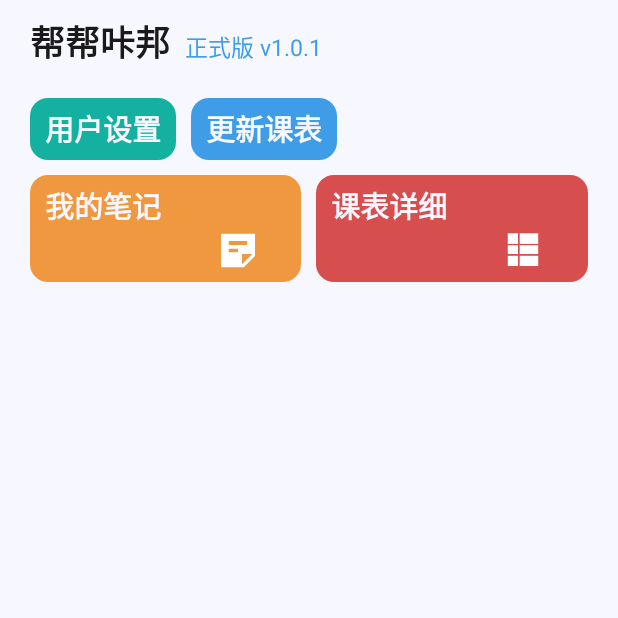
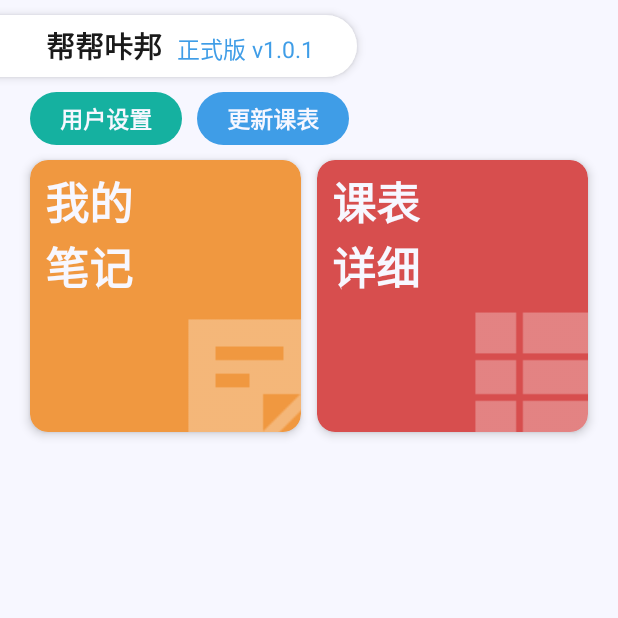
Before and after one commit to PPPoria/BBKB-Class-Schedule, an Android app: the screen it shows after launch (MainActivity), on a phone screen of 412 x 824 dp, the top half of it. Run offline under Robolectric (Android 15) with nearby library versions, the phone set to English and light mode, and no system bars.

```diff
--- a/app/src/main/java/com/bbkb/sc/ui/activity/MainActivity.kt
+++ b/app/src/main/java/com/bbkb/sc/ui/activity/MainActivity.kt
@@ -23,12 +23,12 @@ class MainActivity : BaseActivity<ActivityMainBinding>() {
     override fun initView() {
         setLightStatusBar(true)
         setLightNavigationBar(true)
-        "${
-            if (BuildConfig.DEBUG) "测试版"
-            else "正式版"
-        } v${BuildConfig.VERSION_NAME}".also {
-            binding.version.text = it
-        }
+        binding.version.text = StringBuilder().apply {
+            if (BuildConfig.DEBUG) append("测试版")
+            else append("正式版")
+            append(" v")
+            append(BuildConfig.VERSION_NAME)
+        }.toString()
     }
 
     override fun initListener() = binding.apply {
--- a/app/src/main/java/com/bbkb/sc/ui/activity/UserSettingsActivity.kt
+++ b/app/src/main/java/com/bbkb/sc/ui/activity/UserSettingsActivity.kt
@@ -31,7 +31,7 @@ class UserSettingsActivity : BaseActivity<ActivityUserSettingsBinding>() {
             }
         }
         privacyPolicyBtn.setOnClickListenerWithClickAnimation {
-
+            WebActivity.startPrivacyPolicy(this@UserSettingsActivity)
         }
     }.let { }
 
--- /dev/null
+++ b/app/src/main/java/com/bbkb/sc/ui/widget/RoundConstraintLayout.kt
@@ -0,0 +1,59 @@
+package com.bbkb.sc.ui.widget
+
+import android.content.Context
+import android.graphics.Outline
+import android.util.AttributeSet
+import android.view.View
+import android.view.ViewOutlineProvider
+import androidx.constraintlayout.widget.ConstraintLayout
+import com.bbkb.sc.R
+
+class RoundConstraintLayout : ConstraintLayout {
+    constructor(context: Context) : super(context)
+    constructor(context: Context, attrs: AttributeSet?) : super(context, attrs) {
+        init(context, attrs)
+    }
+
+    constructor(context: Context, attrs: AttributeSet?, defStyleAttr: Int) : super(
+        context,
+        attrs,
+        defStyleAttr
+    ) {
+        init(context, attrs)
+    }
+
+    constructor(
+        context: Context,
+        attrs: AttributeSet?,
+        defStyleAttr: Int,
+        defStyleRes: Int
+    ) : super(context, attrs, defStyleAttr, defStyleRes) {
+        init(context, attrs)
+    }
+
+    private var mCornerRadius = 0f
+    val cornerRadius: Float
+        get() = mCornerRadius
+
+    private fun init(
+        context: Context,
+        attrs: AttributeSet?,
+    ) {
+        context.obtainStyledAttributes(attrs, R.styleable.RoundConstraintLayout).apply {
+            mCornerRadius = getDimension(
+                R.styleable.RoundConstraintLayout_cornerRadius,
+                0f
+            )
+            recycle()
+        }
+        // 关键：开启硬件裁剪
+        outlineProvider = RoundOutlineProvider(mCornerRadius)
+        clipToOutline = true
+    }
+
+    private class RoundOutlineProvider(private val radius: Float) : ViewOutlineProvider() {
+        override fun getOutline(view: View, outline: Outline) {
+            outline.setRoundRect(0, 0, view.width, view.height, radius)
+        }
+    }
+}
--- a/app/src/main/java/com/bbkb/sc/ui/widget/TableView.kt
+++ b/app/src/main/java/com/bbkb/sc/ui/widget/TableView.kt
@@ -37,7 +37,7 @@ class TableView : ViewGroup {
     private val white = context.getColor(R.color.white)
     private val whiteStateList = ColorStateList.valueOf(white)
     private val black = context.getColor(R.color.black)
-    private val highlightColor = context.getColor(R.color.secondary)
+    private val highlightColor = context.getColor(R.color.primary)
 
     private val yW = dp2px(35f)
     private val xH = dp2px(41f)
--- a/app/src/main/res/layout/activity_main.xml
+++ b/app/src/main/res/layout/activity_main.xml
@@ -1,5 +1,6 @@
 <?xml version="1.0" encoding="utf-8"?>
-<LinearLayout xmlns:android="http://schemas.android.com/apk/res/android"
+<androidx.constraintlayout.widget.ConstraintLayout xmlns:android="http://schemas.android.com/apk/res/android"
+    xmlns:app="http://schemas.android.com/apk/res-auto"
     xmlns:tools="http://schemas.android.com/tools"
     android:id="@+id/main"
     android:layout_width="match_parent"
@@ -8,20 +9,29 @@
     android:orientation="vertical"
     tools:context=".ui.activity.MainActivity">
 
+    <!-- App name and version -->
     <LinearLayout
-        android:layout_width="match_parent"
+        android:id="@+id/app_name_and_version_layout"
+        android:layout_width="wrap_content"
         android:layout_height="wrap_content"
-        android:layout_marginHorizontal="@dimen/padding_h_2"
+        android:layout_marginStart="-30dp"
         android:layout_marginTop="@dimen/padding_v_2"
+        android:background="@drawable/corner_888"
         android:gravity="bottom"
-        android:orientation="horizontal">
+        android:orientation="horizontal"
+        android:paddingHorizontal="@dimen/padding_h_1"
+        android:paddingVertical="@dimen/padding_v_3"
+        android:translationZ="@dimen/translation_z_1"
+        app:layout_constraintStart_toStartOf="parent"
+        app:layout_constraintTop_toTopOf="parent">
 
         <TextView
             android:layout_width="wrap_content"
             android:layout_height="wrap_content"
+            android:layout_marginStart="@dimen/padding_h_1"
             android:text="@string/app_name"
             android:textColor="@color/black"
-            android:textSize="@dimen/text_size_2b"
+            android:textSize="@dimen/text_size_hb"
             android:textStyle="bold" />
 
         <TextView
@@ -35,108 +45,129 @@
             tools:ignore="HardcodedText" />
     </LinearLayout>
 
-    <LinearLayout
-        android:id="@+id/user_settings_layout"
-        android:layout_width="match_parent"
-        android:layout_height="wrap_content"
-        android:layout_marginTop="@dimen/padding_v_1"
-        android:orientation="horizontal">
-
+    <!-- User settings -->
     <TextView
         android:id="@+id/user_settings_btn"
         android:layout_width="wrap_content"
         android:layout_height="wrap_content"
         android:layout_marginStart="@dimen/padding_h_2"
-            android:background="@drawable/corner_12"
+        android:layout_marginTop="@dimen/padding_v_2"
+        android:background="@drawable/corner_888"
         android:backgroundTint="@color/secondary"
         android:gravity="end"
-            android:paddingHorizontal="@dimen/padding_h_3"
+        android:paddingHorizontal="@dimen/padding_h_2"
         android:paddingVertical="@dimen/padding_v_3"
         android:text="@string/user_settings"
         android:textColor="@color/white"
-            android:textSize="@dimen/text_size_hb"
-            android:textStyle="bold" />
+        android:textSize="@dimen/text_size_2h"
+        android:textStyle="bold"
+        app:layout_constraintStart_toStartOf="parent"
+        app:layout_constraintTop_toBottomOf="@id/app_name_and_version_layout" />
 
+    <!-- Update courses -->
     <TextView
         android:id="@+id/update_courses_btn"
         android:layout_width="wrap_content"
         android:layout_height="wrap_content"
         android:layout_marginStart="@dimen/padding_h_3"
-            android:background="@drawable/corner_12"
+        android:background="@drawable/corner_888"
         android:backgroundTint="@color/primary"
         android:gravity="end"
-            android:paddingHorizontal="@dimen/padding_h_3"
+        android:paddingHorizontal="@dimen/padding_h_2"
         android:paddingVertical="@dimen/padding_v_3"
         android:text="@string/update_zc_courses"
         android:textColor="@color/white"
-            android:textSize="@dimen/text_size_hb"
-            android:textStyle="bold" />
-    </LinearLayout>
+        android:textSize="@dimen/text_size_2h"
+        android:textStyle="bold"
+        app:layout_constraintStart_toEndOf="@id/user_settings_btn"
+        app:layout_constraintTop_toTopOf="@id/user_settings_btn" />
 
-    <LinearLayout
-        android:layout_width="match_parent"
-        android:layout_height="wrap_content"
-        android:layout_marginHorizontal="@dimen/padding_h_2"
-        android:layout_marginTop="@dimen/padding_v_2"
-        android:orientation="horizontal">
-
-        <LinearLayout
+    <!-- My notes -->
+    <com.bbkb.sc.ui.widget.RoundConstraintLayout
         android:id="@+id/my_notes_layout"
         android:layout_width="0dp"
         android:layout_height="wrap_content"
+        android:layout_marginStart="@dimen/padding_h_2"
+        android:layout_marginTop="@dimen/padding_v_2"
+        android:layout_marginEnd="5dp"
         android:layout_weight="1"
         android:background="@drawable/corner_12"
         android:backgroundTint="@color/quaternary"
-            android:gravity="end"
-            android:orientation="vertical"
-            android:paddingHorizontal="@dimen/padding_h_3"
-            android:paddingVertical="@dimen/padding_v_3">
+        android:translationZ="@dimen/translation_z_1"
+        app:cornerRadius="12dp"
+        app:layout_constraintEnd_toStartOf="@id/class_schedule_layout"
+        app:layout_constraintStart_toStartOf="parent"
+        app:layout_constraintTop_toBottomOf="@id/user_settings_btn">
 
         <TextView
+            android:id="@+id/my_notes_btn"
             android:layout_width="match_parent"
             android:layout_height="wrap_content"
-                android:text="@string/my_notes"
+            android:layout_marginHorizontal="@dimen/padding_h_3"
+            android:layout_marginTop="@dimen/padding_v_3"
+            android:text="@string/my_enter_notes"
             android:textColor="@color/white"
-                android:textSize="@dimen/text_size_hb"
-                android:textStyle="bold" />
+            android:textSize="@dimen/text_size_5b"
+            android:textStyle="bold"
+            app:layout_constraintBottom_toTopOf="@id/my_notes_icon"
+            app:layout_constraintTop_toTopOf="parent" />
 
         <ImageView
-                android:layout_width="wrap_content"
-                android:layout_height="30dp"
+            android:id="@+id/my_notes_icon"
+            android:layout_width="0dp"
+            android:layout_height="0dp"
+            android:layout_marginEnd="-20dp"
+            android:layout_marginBottom="-20dp"
+            android:alpha="0.3"
             android:contentDescription="@string/none"
-                android:src="@mipmap/ic_tips" />
-        </LinearLayout>
+            android:src="@mipmap/ic_tips"
+            app:layout_constraintBottom_toBottomOf="parent"
+            app:layout_constraintDimensionRatio="h,1:1"
+            app:layout_constraintEnd_toEndOf="parent"
+            app:layout_constraintWidth_percent="0.6" />
+    </com.bbkb.sc.ui.widget.RoundConstraintLayout>
 
-        <View
-            android:layout_width="@dimen/padding_h_3"
-            android:layout_height="match_parent" />
-
-        <LinearLayout
+    <!-- Class schedule -->
+    <com.bbkb.sc.ui.widget.RoundConstraintLayout
         android:id="@+id/class_schedule_layout"
         android:layout_width="0dp"
         android:layout_height="wrap_content"
+        android:layout_marginStart="5dp"
+        android:layout_marginEnd="@dimen/padding_h_2"
         android:layout_weight="1"
         android:background="@drawable/corner_12"
         android:backgroundTint="@color/tertiary"
-            android:gravity="end"
-            android:orientation="vertical"
-            android:paddingHorizontal="@dimen/padding_h_3"
-            android:paddingVertical="@dimen/padding_v_3">
+        android:translationZ="@dimen/translation_z_1"
+        app:cornerRadius="12dp"
+        app:layout_constraintEnd_toEndOf="parent"
+        app:layout_constraintStart_toEndOf="@id/my_notes_layout"
+        app:layout_constraintTop_toTopOf="@id/my_notes_layout">
 
         <TextView
+            android:id="@+id/class_schedule_btn"
             android:layout_width="match_parent"
             android:layout_height="wrap_content"
-                android:text="@string/class_schedule"
+            android:layout_marginHorizontal="@dimen/padding_h_3"
+            android:layout_marginTop="@dimen/padding_v_3"
+            android:text="@string/class_enter_schedule"
             android:textColor="@color/white"
-                android:textSize="@dimen/text_size_hb"
-                android:textStyle="bold" />
+            android:textSize="@dimen/text_size_5b"
+            android:textStyle="bold"
+            app:layout_constraintBottom_toTopOf="@id/class_schedule_icon"
+            app:layout_constraintTop_toTopOf="parent" />
 
         <ImageView
-                android:layout_width="wrap_content"
-                android:layout_height="30dp"
+            android:id="@+id/class_schedule_icon"
+            android:layout_width="0dp"
+            android:layout_height="0dp"
+            android:layout_marginEnd="-20dp"
+            android:layout_marginBottom="-20dp"
+            android:alpha="0.3"
             android:contentDescription="@string/none"
-                android:padding="1dp"
-                android:src="@mipmap/ic_table" />
-        </LinearLayout>
-    </LinearLayout>
-</LinearLayout>
+            android:src="@mipmap/ic_table"
+            app:layout_constraintBottom_toBottomOf="parent"
+            app:layout_constraintDimensionRatio="h,1:1"
+            app:layout_constraintEnd_toEndOf="parent"
+            app:layout_constraintWidth_percent="0.6" />
+    </com.bbkb.sc.ui.widget.RoundConstraintLayout>
+</androidx.constraintlayout.widget.ConstraintLayout>
--- /dev/null
+++ b/app/src/main/res/values/attrs.xml
@@ -0,0 +1,6 @@
+<?xml version="1.0" encoding="utf-8"?>
+<resources>
+    <declare-styleable name="RoundConstraintLayout">
+        <attr name="cornerRadius" format="dimension" />
+    </declare-styleable>
+</resources>
--- a/app/src/main/res/values/strings.xml
+++ b/app/src/main/res/values/strings.xml
@@ -7,6 +7,8 @@
     <string name="update_zc_courses">更新课表</string>
     <string name="my_notes">我的笔记</string>
     <string name="class_schedule">课表详细</string>
+    <string name="my_enter_notes">我的\n笔记</string>
+    <string name="class_enter_schedule">课表\n详细</string>
 
     <!-- Authentication Activity -->
     <string name="title_activity_authentication">认证</string>
@@ -56,6 +58,7 @@
     <string name="from_gallery">相册选取</string>
     <string name="delete_note">将删除其包含的所有文字与图片，请确认您真的不需要该笔记</string>
     <string name="remove_related_course">将移除本笔记与该课程的关联，课程不会被删除且仍能重新关联</string>
+    <string name="no_note_tips">暂无笔记\n点击右下角新建笔记</string>
 
     <!-- Confirm Dialog -->
     <string name="confirm">确认</string>
```
Also changed, not shown: app/src/main/AndroidManifest.xml (+6 -6 lines), app/src/main/java/com/bbkb/sc/ui/activity/NoteCategoryListActivity.kt (+7 -1 lines), app/src/main/java/com/bbkb/sc/ui/activity/NoteItemListActivity.kt (+10 -15 lines), app/src/main/java/com/bbkb/sc/ui/activity/WebActivity.kt (added, +45 -0 lines), app/src/main/res/layout/activity_note_category_list.xml (+15 -2 lines), app/src/main/res/layout/activity_note_item_list.xml (+15 -4 lines), app/src/main/res/layout/activity_user_settings.xml (+18 -17 lines), app/src/main/res/layout/activity_web.xml (added, +16 -0 lines), base/src/main/java/com/poria/base/ext/NumberExt.kt (+14 -42 lines), gradle/wrapper/gradle-wrapper.properties, 1 other file. Lines whose indentation alone changed are shown as unchanged.
